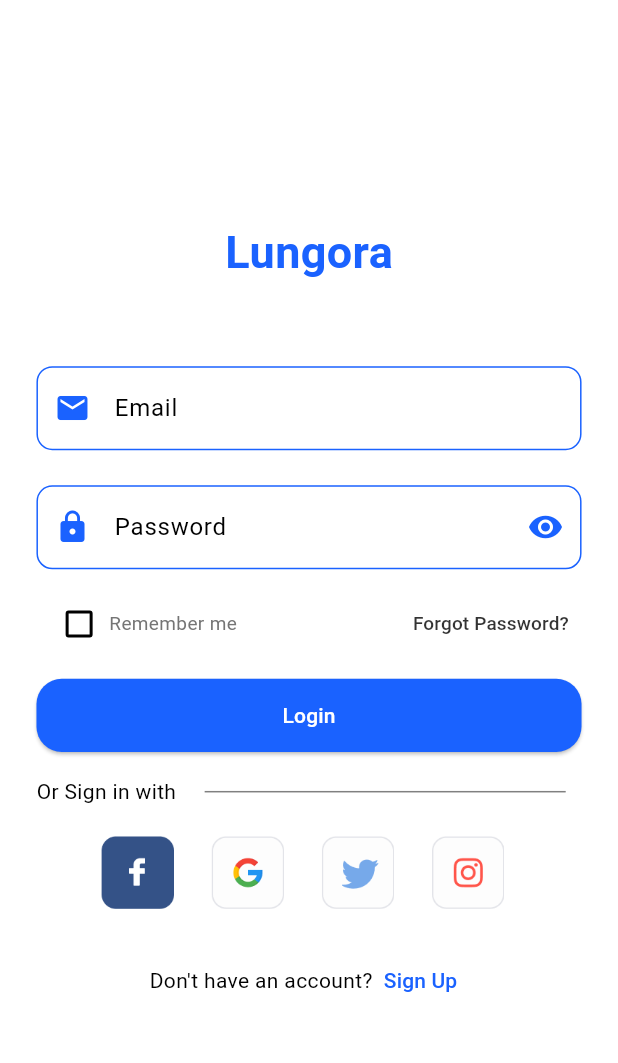
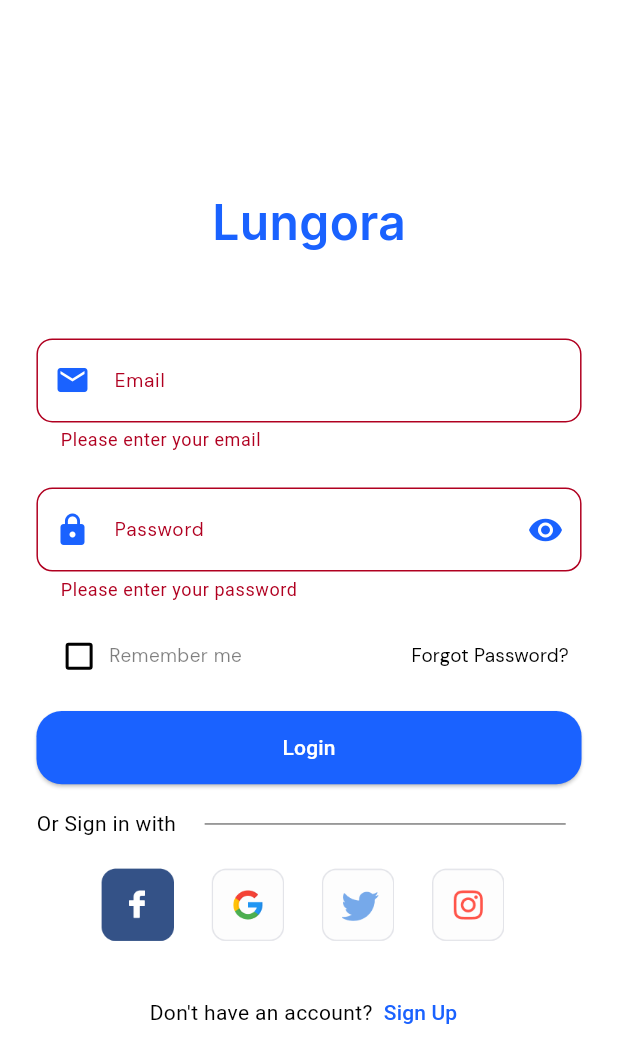
Before and after one commit to omarAbdullahMoharam/Lungora, a Flutter app: the screen it shows after launch, after a tap on "Login", on a phone screen of 412 x 824 dp. Shown: the top 1063 px of the screen. Run offline on Flutter 3.47's test engine with Material 3 defaults, Android fonts, the phone set to English and light mode, and no system bars; our stand-ins replace flutter_screenutil.

Commit message:
Refactor AuthViewBody and CustomTextFormField to use styles from the new styles file

```diff
--- a/lib/features/auth/Presentation/widgets/auth_form.dart
+++ b/lib/features/auth/Presentation/widgets/auth_form.dart
@@ -1,6 +1,7 @@
 import 'package:flutter/material.dart';
 import 'package:flutter_screenutil/flutter_screenutil.dart';
 import 'package:lungora/core/constants.dart';
+import 'package:lungora/core/utils/styles.dart';
 import 'package:lungora/features/auth/Presentation/widgets/custom_text_form_field.dart';
 import 'package:lungora/features/auth/Presentation/widgets/social_auth_section.dart';
 
@@ -17,11 +18,19 @@ class AuthForm extends StatefulWidget {
 }
 
 class _AuthFormState extends State<AuthForm> {
+  TextEditingController emailController = TextEditingController();
+  TextEditingController passwordController = TextEditingController();
+  TextEditingController confirmPasswordController = TextEditingController();
+  TextEditingController usernameController = TextEditingController();
+  final _formKey = GlobalKey<FormState>();
   bool rememberMe = false;
   @override
   Widget build(BuildContext context) {
     return Padding(
       padding: EdgeInsets.symmetric(horizontal: 23.w),
+      child: Form(
+        autovalidateMode: AutovalidateMode.onUserInteraction,
+        key: _formKey,
         child: Column(
           children: <Widget>[
             if (!widget.isLogin) ...[
@@ -30,6 +39,13 @@ class _AuthFormState extends State<AuthForm> {
                 isPassword: false,
                 prefixIcon: Icons.person,
                 hintText: 'Username',
+                controller: usernameController,
+                validator: (value) {
+                  if (value!.isEmpty) {
+                    return "Please enter your username";
+                  }
+                  return null;
+                },
               ),
               SizedBox(height: 24.h),
             ],
@@ -38,14 +54,34 @@ class _AuthFormState extends State<AuthForm> {
               isPassword: false,
               prefixIcon: Icons.email,
               hintText: 'Email',
+              controller: emailController,
+              validator: (value) {
+                if (value!.isEmpty) {
+                  return "Please enter your email";
+                } else if (!RegExp(r'^[\w-\.]+@([\w-]+\.)+[\w-]{2,4}$')
+                    .hasMatch(value)) {
+                  return "Please enter a valid email";
+                }
+                return null;
+              },
             ),
             SizedBox(height: 24.h),
+            // add validation for password on login
             CustomTextFormField(
               labelText: 'Password',
               isPassword: true,
               prefixIcon: Icons.lock,
               hintText: 'Password',
               suffixIcon: Icons.remove_red_eye_rounded,
+              controller: passwordController,
+              validator: (value) {
+                if (value!.isEmpty) {
+                  return "Please enter your password";
+                } else if (value.length < 8) {
+                  return "Password must be at least 8 characters";
+                }
+                return null;
+              },
             ),
             if (!widget.isLogin) ...[
               SizedBox(height: 16.h),
@@ -55,6 +91,15 @@ class _AuthFormState extends State<AuthForm> {
                 prefixIcon: Icons.lock,
                 hintText: 'Confirm Password',
                 suffixIcon: Icons.remove_red_eye_rounded,
+                controller: confirmPasswordController,
+                validator: (value) {
+                  if (value!.isEmpty) {
+                    return "Please confirm your password";
+                  } else if (value != passwordController.text) {
+                    return "Passwords do not match";
+                  }
+                  return null;
+                },
               ),
               SizedBox(height: 24.h),
             ],
@@ -80,9 +125,8 @@ class _AuthFormState extends State<AuthForm> {
                     ),
                     Text(
                       'Remember me',
-                    style: TextStyle(
-                      color: Colors.grey.shade600,
-                      fontSize: 12.sp,
+                      style: Styles.textStyle12.copyWith(
+                        color: Colors.black.withValues(alpha: 0.5),
                       ),
                     ),
                     Spacer(),
@@ -96,10 +140,8 @@ class _AuthFormState extends State<AuthForm> {
                       onPressed: () {},
                       child: Text(
                         'Forgot Password?',
-                      style: TextStyle(
-                        color: Colors.black.withValues(alpha: 0.8),
-                        fontSize: 12.sp,
-                      ),
+                        style: Styles.textStyle12.copyWith(color: Colors.black),
+                        textAlign: TextAlign.center,
                       ),
                     ),
                   ],
@@ -108,7 +150,15 @@ class _AuthFormState extends State<AuthForm> {
               SizedBox(height: MediaQuery.of(context).size.height * 0.02),
             ],
             ElevatedButton(
-            onPressed: () {},
+              onPressed: () {
+                if (_formKey.currentState!.validate()) {
+                  if (widget.isLogin) {
+                    //login
+                  } else {
+                    //register
+                  }
+                }
+              },
               style: ElevatedButton.styleFrom(
                 shape: RoundedRectangleBorder(
                   borderRadius: BorderRadius.circular(16.w),
@@ -143,6 +193,7 @@ class _AuthFormState extends State<AuthForm> {
             SizedBox(height: 24.h),
           ],
         ),
+      ),
     );
   }
 }
--- a/lib/features/auth/Presentation/widgets/auth_view_body.dart
+++ b/lib/features/auth/Presentation/widgets/auth_view_body.dart
@@ -1,6 +1,6 @@
 import 'package:flutter/material.dart';
 import 'package:flutter_screenutil/flutter_screenutil.dart';
-import 'package:lungora/core/constants.dart';
+import 'package:lungora/core/utils/styles.dart';
 import 'package:lungora/features/auth/Presentation/widgets/auth_form.dart';
 import 'package:lungora/features/auth/Presentation/widgets/custom_auth_navigator_button.dart';
 
@@ -24,10 +24,10 @@ class AuthViewBody extends StatelessWidget {
           children: <Widget>[
             Text(
               'Lungora',
-              style: TextStyle(
-                fontSize: 30,
-                fontWeight: FontWeight.bold,
-                color: kPrimaryColor,
+              style: Styles.textStyle32.copyWith(
+                fontFamily: 'Inter',
+                color: Theme.of(context).colorScheme.primary,
+                fontWeight: FontWeight.w600,
               ),
             ),
             SizedBox(height: 56.h),
--- a/lib/features/auth/Presentation/widgets/custom_text_form_field.dart
+++ b/lib/features/auth/Presentation/widgets/custom_text_form_field.dart
@@ -1,22 +1,25 @@
 import 'package:flutter/material.dart';
 import 'package:flutter_screenutil/flutter_screenutil.dart';
 import 'package:lungora/core/constants.dart';
+import 'package:lungora/core/utils/styles.dart';
 
 class CustomTextFormField extends StatefulWidget {
   const CustomTextFormField({
     super.key,
     required this.labelText,
     required this.isPassword,
-    // required this.controller,
+    required this.controller,
     required this.prefixIcon,
     required this.hintText,
     suffixIcon,
+    this.validator,
   });
   final String labelText;
   final bool isPassword;
   final String hintText;
-  // final TextEditingController controller;
+  final TextEditingController controller;
   final IconData prefixIcon;
+  final String? Function(String?)? validator;
 
   @override
   State<CustomTextFormField> createState() => _CustomTextFormFieldState();
@@ -30,15 +33,16 @@ class _CustomTextFormFieldState extends State<CustomTextFormField> {
   @override
   Widget build(BuildContext context) {
     return TextFormField(
-      // controller: controller,
+      validator: widget.validator,
+      controller: widget.controller,
       obscureText: widget.isPassword ? obscureText : false,
-
       decoration: InputDecoration(
         prefixIcon: Icon(
           widget.prefixIcon,
           color: kPrimaryColor,
         ),
         hintText: widget.hintText,
+        hintStyle: Styles.textStyle12,
         suffixIcon: widget.isPassword
             ? IconButton(
                 onPressed: () {
@@ -53,6 +57,7 @@ class _CustomTextFormFieldState extends State<CustomTextFormField> {
               )
             : null,
         labelText: widget.labelText,
+        labelStyle: Styles.textStyle12,
         border: OutlineInputBorder(
           borderSide: BorderSide(color: kPrimaryColor),
           borderRadius: BorderRadius.circular(10.w),
```
Also changed, not shown: pubspec.lock. Lines whose indentation alone changed are shown as unchanged.
